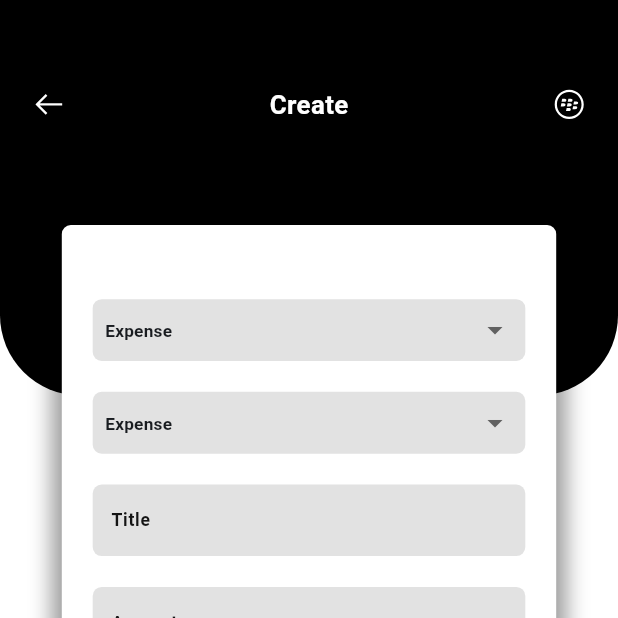
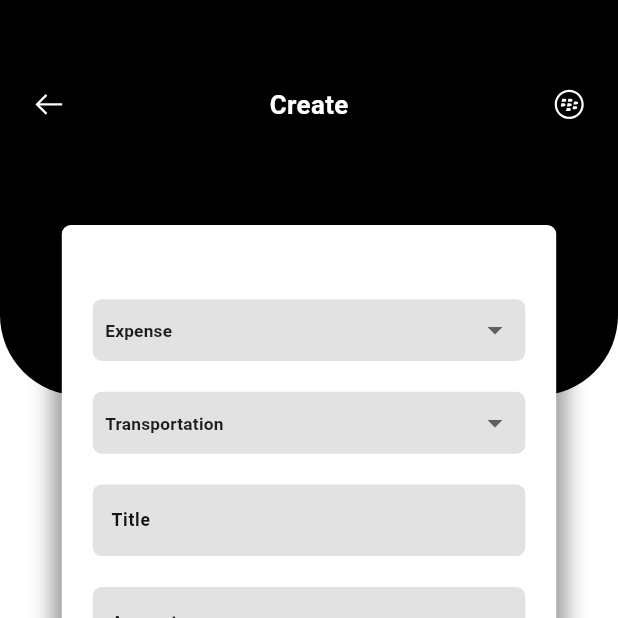
Before and after one commit to chrisokoriedev/finance_app_repo, a Flutter app: the CreateExpenseView screen opened by its route, on a phone screen of 412 x 824 dp, the top half of it. Run offline on Flutter 3.47's test engine with Material 2 defaults, Android fonts, the phone set to English and light mode, and no system bars; our stand-ins replace flutter_riverpod, gap, go_router, hive, hive_flutter, line_icons and 2 more; accounts and stored records are empty.

Commit message:
update adding new drop down for sub expnse

```diff
--- a/lib/features/CreateExpense/create_expense_view.dart
+++ b/lib/features/CreateExpense/create_expense_view.dart
@@ -11,7 +11,9 @@ import 'package:responsive_sizer/responsive_sizer.dart';
 
 final selectedDateTimeStateProvider =
     StateProvider<DateTime>((ref) => DateTime.now());
-final expenseItemType = StateProvider<String>((ref) => 'Expense');
+final expenseItemTypeProvider = StateProvider<String>((ref) => 'Expense');
+final expenseSubItemTypeProvider =
+    StateProvider<String>((ref) => 'Transportation');
 
 class CreateExpenseView extends ConsumerWidget {
   const CreateExpenseView({super.key});
@@ -21,9 +23,23 @@ class CreateExpenseView extends ConsumerWidget {
     final expenseAmountController = TextEditingController();
     final expenseTitleController = TextEditingController();
     final expenseDescripritionController = TextEditingController();
-    List<String> expenseListType = ['Expense', 'Income', 'Debt'];
+    List<String> expenseListType = [
+      'Expense',
+      'Income',
+      'Debt',
+    ];
+    List<String> expenseSubListType = [
+      'Transportation',
+      'Housing',
+      'Food',
+      'Health Care',
+      'Education',
+      'Debt Payments',
+      'Clothing'
+    ];
     final choosedDate = ref.watch(selectedDateTimeStateProvider);
-    final chooseExpense = ref.watch(expenseItemType);
+    final chooseExpense = ref.watch(expenseItemTypeProvider);
+    final chooseSubExpense = ref.watch(expenseSubItemTypeProvider);
     return Scaffold(
       body: Stack(
         children: [
@@ -94,9 +110,9 @@ class CreateExpenseView extends ConsumerWidget {
                     chooseExpense == 'Expense'
                         ? Column(
                             children: [
-                              ExpenseTypeComponent(
-                                  chooseExpense: chooseExpense,
-                                  expenseListType: expenseListType),
+                              ExpenseSubTypeComponent(
+                                  chooseSubExpense: chooseSubExpense,
+                                  expenseSubListType: expenseSubListType),
                               Gap(2.5.h),
                             ],
                           )
@@ -132,12 +148,14 @@ class CreateExpenseView extends ConsumerWidget {
                     BuildDateTimeCoMponent(choosedDate: choosedDate),
                     Gap(3.h),
                     BuildCreateDataComponent(
-                        expenseTitleController: expenseTitleController,
-                        expenseDescripritionController:
-                            expenseDescripritionController,
-                        expenseAmountController: expenseAmountController,
-                        chooseExpense: chooseExpense,
-                        choosedDate: choosedDate),
+                      expenseTitleController: expenseTitleController,
+                      expenseDescripritionController:
+                          expenseDescripritionController,
+                      expenseAmountController: expenseAmountController,
+                      chooseExpense: chooseExpense,
+                      choosedDate: choosedDate,
+                      chooseSubExpense: chooseSubExpense,
+                    ),
                   ],
                 ),
               ),
@@ -201,7 +219,66 @@ class ExpenseTypeComponent extends ConsumerWidget {
             )
             .toList(),
         onChanged: (value) {
-          ref.read(expenseItemType.notifier).state = value!;
+          ref.read(expenseItemTypeProvider.notifier).state = value!;
+        },
+      ),
+    );
+  }
+}
+
+class ExpenseSubTypeComponent extends ConsumerWidget {
+  const ExpenseSubTypeComponent({
+    super.key,
+    required this.chooseSubExpense,
+    required this.expenseSubListType,
+  });
+
+  final String chooseSubExpense;
+  final List<String> expenseSubListType;
+
+  @override
+  Widget build(BuildContext context, WidgetRef ref) {
+    return Container(
+      width: double.infinity,
+      padding: EdgeInsets.symmetric(horizontal: 2.w),
+      height: 5.h,
+      decoration: BoxDecoration(
+          color: AppColor.kGreyColor.withOpacity(0.3),
+          borderRadius: customBorderRadius(10)),
+      child: DropdownButton<String>(
+        value: chooseSubExpense,
+        underline: Container(),
+        isExpanded: true,
+        hint: Text(
+          'Type',
+          style: TextStyle(fontSize: 14.sp, color: AppColor.kBlackColor),
+        ),
+        selectedItemBuilder: (context) => expenseSubListType
+            .map(
+              (e) => DropdownMenuItem(
+                value: e,
+                child: Text(
+                  e,
+                  style:
+                      TextStyle(fontSize: 13.9.sp, fontWeight: FontWeight.w600),
+                ),
+              ),
+            )
+            .toList(),
+        items: expenseSubListType
+            .map(
+              (e) => DropdownMenuItem(
+                value: e,
+                child: Text(
+                  e,
+                  style:
+                      TextStyle(fontSize: 13.9.sp, fontWeight: FontWeight.w600),
+                ),
+              ),
+            )
+            .toList(),
+        onChanged: (value) {
+          ref.read(expenseSubItemTypeProvider.notifier).state = value!;
         },
       ),
     );
@@ -216,12 +293,14 @@ class BuildCreateDataComponent extends StatelessWidget {
     required this.expenseAmountController,
     required this.chooseExpense,
     required this.choosedDate,
+    required this.chooseSubExpense,
   });
 
   final TextEditingController expenseTitleController;
   final TextEditingController expenseDescripritionController;
   final TextEditingController expenseAmountController;
   final String chooseExpense;
+  final String chooseSubExpense;
   final DateTime choosedDate;
 
   @override
@@ -244,7 +323,9 @@ class BuildCreateDataComponent extends StatelessWidget {
               expenseAmountController.text,
               chooseExpense,
               expenseDescripritionController.text,
-              choosedDate);
+              choosedDate,
+              chooseSubExpense);
+          // CreateExpenseModel(name, amount, expenseType, explain, dateTime, expenseSubList)
           boxUse.add(add);
           context.pop();
         } else {
--- a/lib/features/homepage/hompage.dart
+++ b/lib/features/homepage/hompage.dart
@@ -80,6 +80,7 @@ class HomePage extends ConsumerWidget {
                   bool confirm = await showDialog(
                     context: context,
                     builder: (context) => AlertDialog(
+                      surfaceTintColor: AppColor.kBlackColor,
                       backgroundColor: AppColor.kWhitColor,
                       title: const Text('Confirm Delete'),
                       content: const Text(
--- a/lib/main.dart
+++ b/lib/main.dart
@@ -28,6 +28,7 @@ class MyApp extends StatelessWidget {
           debugShowCheckedModeBanner: false,
           theme: ThemeData(
             scaffoldBackgroundColor: AppColor.kWhitColor,
+            canvasColor: AppColor.kWhitColor,
             colorScheme: ColorScheme.fromSeed(
               seedColor: AppColor.kBlueColor,
             ),
--- a/lib/model/create_expense.dart
+++ b/lib/model/create_expense.dart
@@ -13,6 +13,14 @@ class CreateExpenseModel extends HiveObject {
   String explain;
   @HiveField(4)
   DateTime dateTime;
+  @HiveField(5)
+  String expenseSubList;
   CreateExpenseModel(
-      this.name, this.amount, this.expenseType, this.explain, this.dateTime);
+    this.name,
+    this.amount,
+    this.expenseType,
+    this.explain,
+    this.dateTime,
+    this.expenseSubList,
+  );
 }
```
Also changed, not shown: lib/model/create_expense.g.dart.
